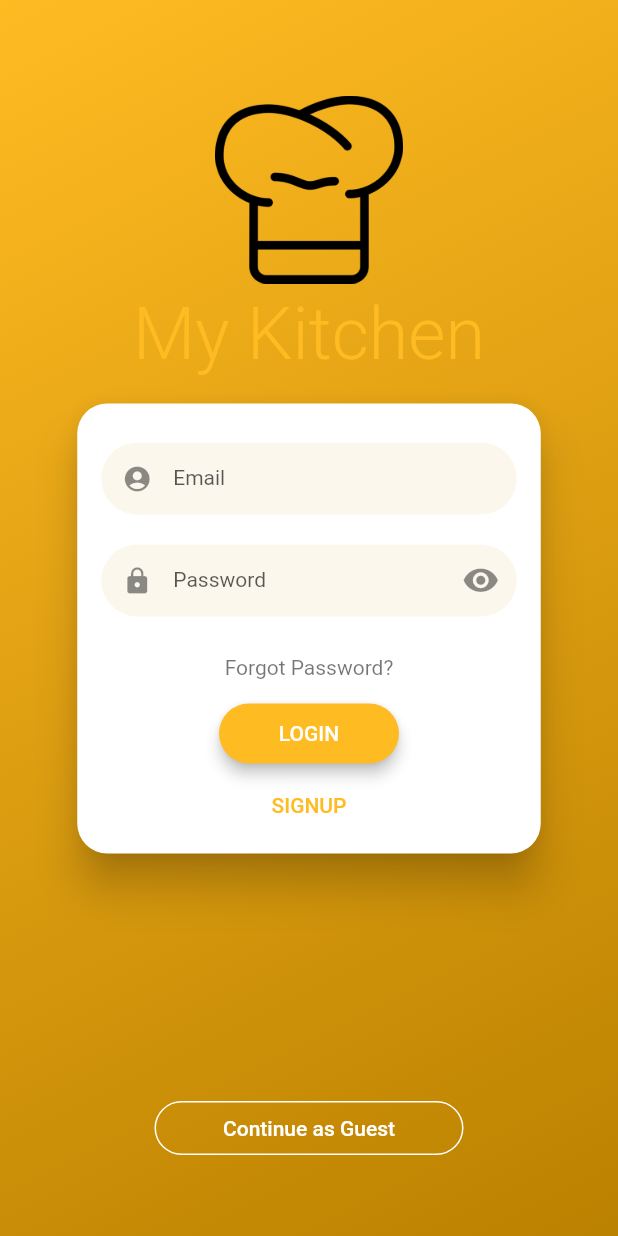
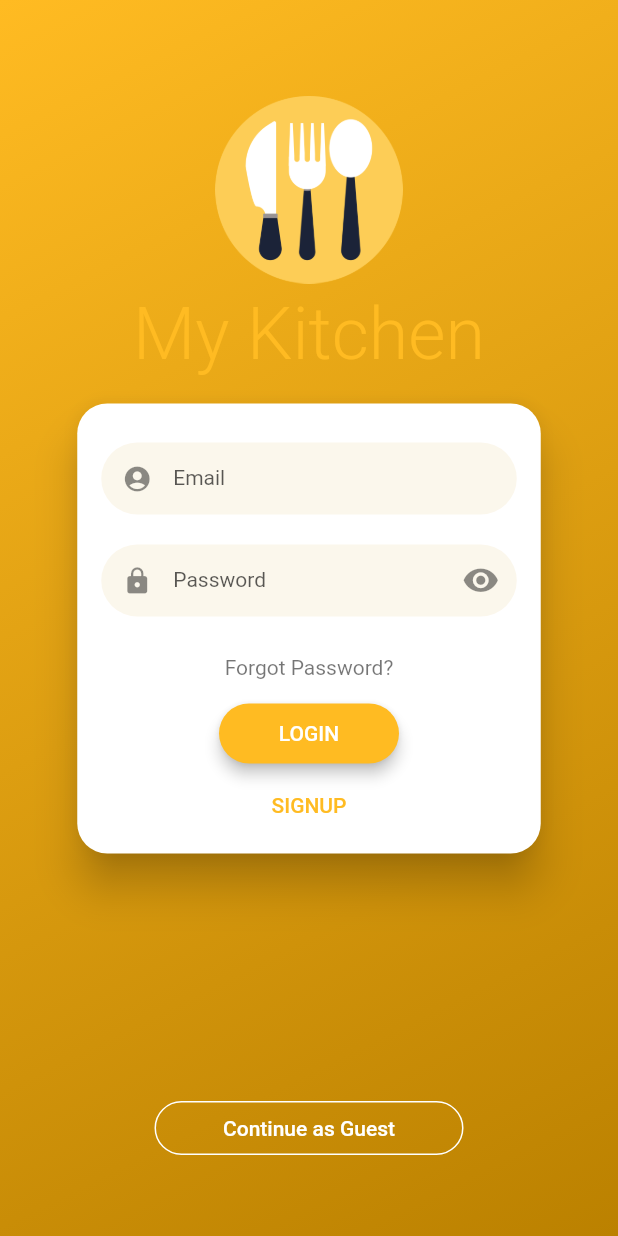
Before and after one commit to Bigalan09/my-kitchen-app, a Flutter app: the screen it shows after launch, on a phone screen of 412 x 824 dp. Run offline on Flutter 3.47's test engine with Material 2 defaults, Android fonts, the light colour scheme and no system bars; drawn by our look-alikes of flutter_login; our stand-ins replace firebase_auth, shared_preferences; accounts and stored records are empty; Roboto replaces fonts that are missing (SourceSansPro).

Commit message:
Added logo.

```diff
--- a/lib/values/theme-data.dart
+++ b/lib/values/theme-data.dart
@@ -6,7 +6,7 @@ final CustomTheme themeLight = CustomTheme(
   Brightness.light,
   const Palette(
     primary: Color(0xffffbb22),
-    secondary: Color(0xffdd9922),
+    secondary: Color(0xffFFC43B),
     background: Color(0xfff3f5f9),
     foreground: Color(0xffffffff),
     textPrimary: Color(0xff242326),
```
Also changed, not shown: assets/images/logo.png, assets/images/logo.svg.
